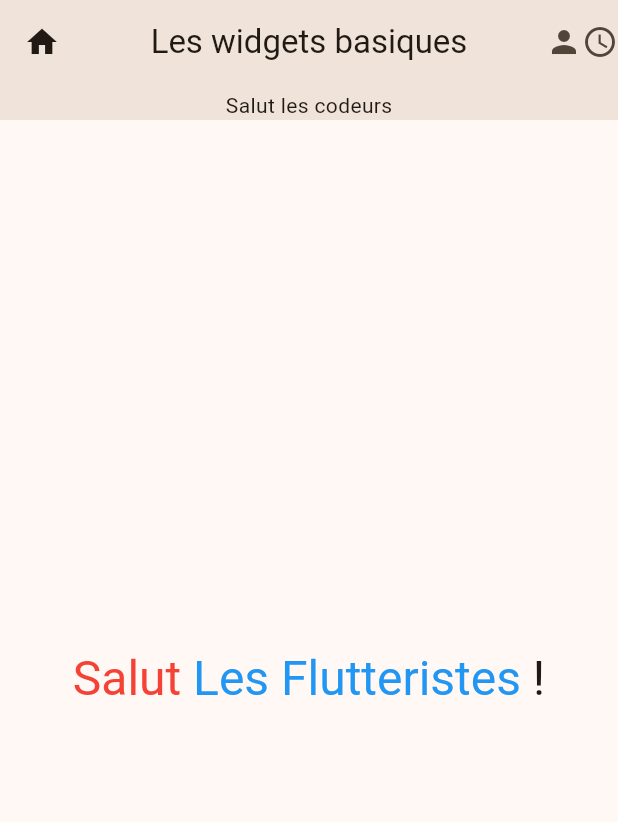
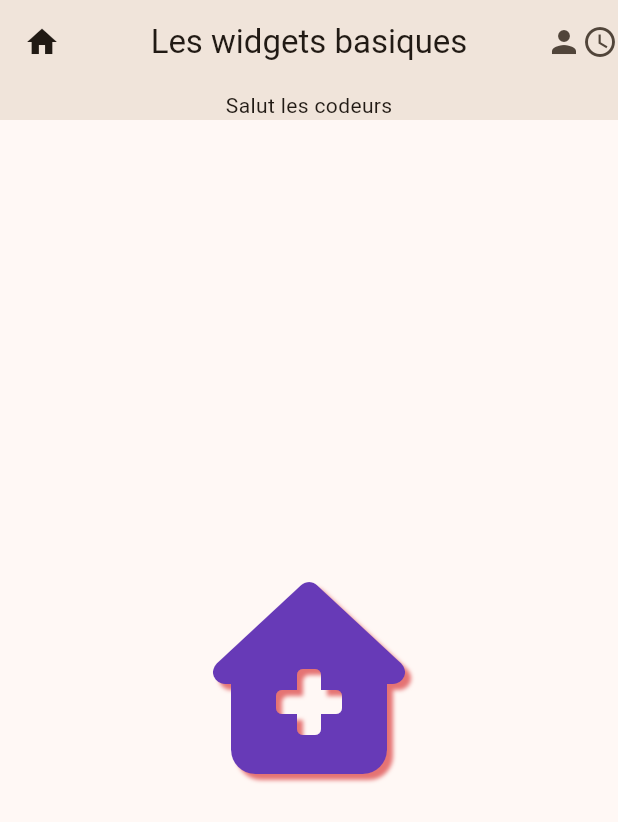
Before and after one commit to simon-oks/learn-flutter-1, a Flutter app: the screen it shows after launch, on a phone screen of 412 x 824 dp. Shown: the top 822 px of the screen. Run offline on Flutter 3.47's test engine with Material 3 defaults, Android fonts, the phone set to English and light mode, and no system bars; our stand-ins replace font_awesome_flutter.

Commit message:
The Icon widget

```diff
--- a/lib/main.dart
+++ b/lib/main.dart
@@ -1,5 +1,5 @@
 import 'package:flutter/material.dart';
-import 'package:google_fonts/google_fonts.dart';
+import 'package:font_awesome_flutter/font_awesome_flutter.dart';
 
 void main() {
   runApp(const MyApp(appTitle: "Les widgets basiques"));
@@ -47,21 +47,17 @@ class MyHomePage extends StatelessWidget {
         centerTitle: true,
       ),
       body: Center(
-        child: RichText(
-          text: TextSpan(
-            text: "Salut ",
-            style: GoogleFonts.laBelleAurore(color: Colors.red, fontSize: 32),
-            children: <TextSpan>[
-              TextSpan(
-                text: "Les Flutteristes",
-                style: GoogleFonts.aBeeZee(color: Colors.blue),
-              ),
-              TextSpan(
-                text: " !",
-                style: Theme.of(context).textTheme.headlineLarge,
-              ),
-            ],
-          ),
+        child: Icon(
+          FontAwesomeIcons.houseMedical,
+          color: Colors.deepPurple,
+          size: 128,
+          shadows: [
+            BoxShadow(
+              color: Colors.red.shade300,
+              blurRadius: 3,
+              offset: Offset(4, 4),
+            ),
+          ],
         ),
       ),
     );
--- a/pubspec.yaml
+++ b/pubspec.yaml
@@ -35,6 +35,7 @@ dependencies:
   # Use with the CupertinoIcons class for iOS style icons.
   cupertino_icons: ^1.0.8
   google_fonts: ^6.3.2
+  font_awesome_flutter: ^10.10.0
 
 dev_dependencies:
   flutter_test:
```
Also changed, not shown: pubspec.lock.
